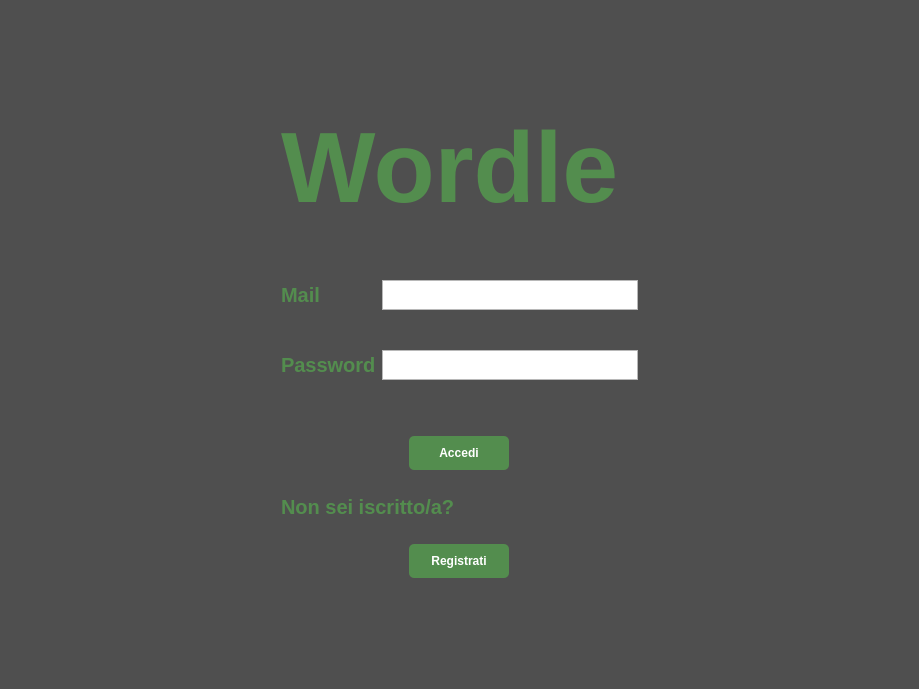
Before: the Qt Designer form src/gui/login_window.ui in andrea216ac/project_wordle_qd, drawn with Qt 5.
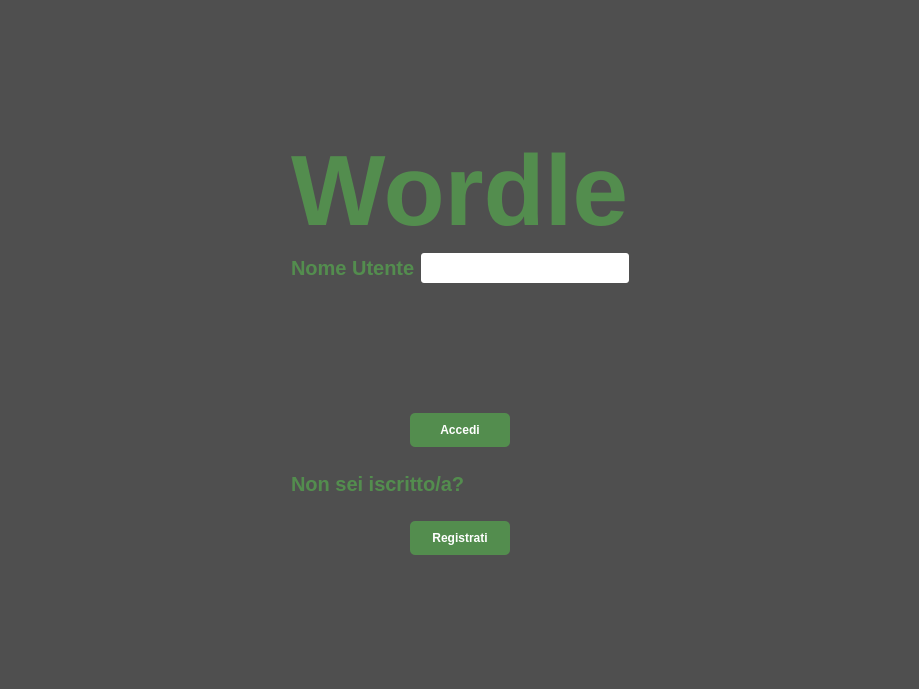
After: the same form once the commit is applied.

Commit message: improvement(gui): rimozione mail e psw per nome_utente; modifica textEdit per lineEdit; ingrandimento titolo e manina in accedi

```diff
--- a/src/gui/login_window.ui
+++ b/src/gui/login_window.ui
@@ -32,14 +32,20 @@
 }
 
 QLabel{
-	color: #538d4e;
+    color: #538d4e;
     font-weight: bold;
-	qproperty-alignment: 'AlignHCenter | AlignVCenter';
-	font-size: 20px;
+    qproperty-alignment: 'AlignHCenter | AlignVCenter';
+    font-size: 20px;
 }
 
 QLabel#lbl_title{
-	font-size: 100px;
+    font-size: 100px;
+}
+
+QLineEdit {
+    background-color: white;
+    border-radius: 3px;
+    padding: 2px;
 }</string>
   </property>
   <layout class="QGridLayout" name="gridLayout_2">
@@ -49,7 +55,7 @@
       <number>40</number>
      </property>
      <item row="1" column="1">
-      <widget class="QTextEdit" name="textEdit_mail">
+      <widget class="QLineEdit" name="lineEdit_username">
        <property name="minimumSize">
         <size>
          <width>100</width>
@@ -67,30 +73,7 @@
      <item row="1" column="0">
       <widget class="QLabel" name="lbl_mail">
        <property name="text">
-        <string>Mail</string>
-       </property>
-      </widget>
-     </item>
-     <item row="2" column="1">
-      <widget class="QTextEdit" name="textEdit_psw">
-       <property name="minimumSize">
-        <size>
-         <width>100</width>
-         <height>30</height>
-        </size>
-       </property>
-       <property name="maximumSize">
-        <size>
-         <width>280</width>
-         <height>30</height>
-        </size>
-       </property>
-      </widget>
-     </item>
-     <item row="2" column="0">
-      <widget class="QLabel" name="lbl_psw">
-       <property name="text">
-        <string>Password</string>
+        <string>Nome Utente</string>
        </property>
       </widget>
      </item>
@@ -122,19 +105,6 @@
      </property>
     </spacer>
    </item>
-   <item row="2" column="1">
-    <spacer name="verticalSpacer_3">
-     <property name="orientation">
-      <enum>Qt::Vertical</enum>
-     </property>
-     <property name="sizeHint" stdset="0">
-      <size>
-       <width>20</width>
-       <height>20</height>
-      </size>
-     </property>
-    </spacer>
-   </item>
    <item row="5" column="2">
     <spacer name="horizontalSpacer_4">
      <property name="orientation">
```
Left out of the diff: 2 changed lines with no effect on the pictures.
